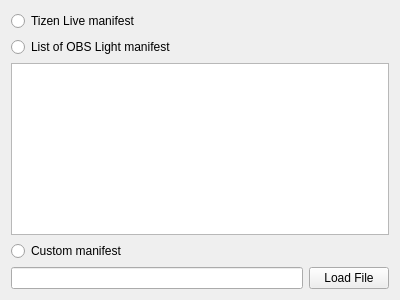
The window that obslight/ObsLightGui/ui/wizard_chooseManifest.ui (ronan22/obs-light) describes before a commit, drawn with Qt 5.
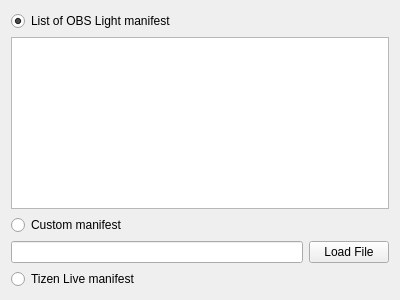
The same window after the commit.

Diff of the .ui file:
```diff
--- a/obslight/ObsLightGui/ui/wizard_chooseManifest.ui
+++ b/obslight/ObsLightGui/ui/wizard_chooseManifest.ui
@@ -25,6 +25,9 @@
      <property name="text">
       <string>List of OBS Light manifest</string>
      </property>
+     <property name="checked">
+      <bool>true</bool>
+     </property>
     </widget>
    </item>
    <item row="5" column="0" colspan="2">
@@ -47,7 +50,7 @@
      </property>
     </widget>
    </item>
-   <item row="3" column="0">
+   <item row="9" column="0">
     <widget class="QRadioButton" name="liveManifestButton">
      <property name="text">
       <string>Tizen Live manifest</string>
```
Left out of the diff: 6 changed lines with no effect on the pictures.
